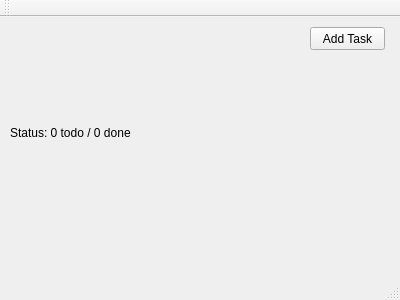
This is MainWindow.ui in Kaeseknacker/TodoApp as Qt 5 draws it before an edit. The edited form follows.
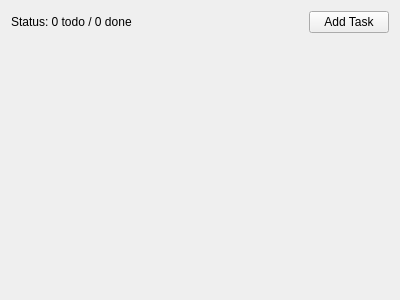
This is the edited form.

Commit message: Add Task nun moeglich

Diff of the .ui file:
```diff
--- a/MainWindow.ui
+++ b/MainWindow.ui
@@ -14,52 +14,56 @@
    <string>MainWindow</string>
   </property>
   <widget class="QWidget" name="centralWidget">
+   <layout class="QVBoxLayout" name="verticalLayout">
+    <item>
+     <layout class="QHBoxLayout" name="toolbarLayout">
+      <item>
    <widget class="QLabel" name="statuLabel">
-    <property name="geometry">
-     <rect>
-      <x>10</x>
-      <y>10</y>
-      <width>281</width>
-      <height>211</height>
-     </rect>
-    </property>
     <property name="text">
      <string>Status: 0 todo / 0 done</string>
     </property>
    </widget>
+      </item>
+      <item>
+       <spacer name="horizontalSpacer">
+        <property name="orientation">
+         <enum>Qt::Horizontal</enum>
+        </property>
+        <property name="sizeHint" stdset="0">
+         <size>
+          <width>40</width>
+          <height>20</height>
+         </size>
+        </property>
+       </spacer>
+      </item>
+      <item>
    <widget class="QPushButton" name="addTaskButton">
-    <property name="geometry">
-     <rect>
-      <x>310</x>
-      <y>10</y>
-      <width>75</width>
-      <height>23</height>
-     </rect>
-    </property>
     <property name="text">
      <string>Add Task</string>
     </property>
    </widget>
-  </widget>
-  <widget class="QMenuBar" name="menuBar">
-   <property name="geometry">
-    <rect>
-     <x>0</x>
-     <y>0</y>
-     <width>400</width>
-     <height>21</height>
-    </rect>
-   </property>
+      </item>
+     </layout>
+    </item>
+    <item>
+     <layout class="QVBoxLayout" name="tasksLayout"/>
+    </item>
+    <item>
+     <spacer name="verticalSpacer">
+      <property name="orientation">
+       <enum>Qt::Vertical</enum>
+      </property>
+      <property name="sizeHint" stdset="0">
+       <size>
+        <width>20</width>
+        <height>40</height>
+       </size>
+      </property>
+     </spacer>
+    </item>
+   </layout>
   </widget>
-  <widget class="QToolBar" name="mainToolBar">
-   <attribute name="toolBarArea">
-    <enum>TopToolBarArea</enum>
-   </attribute>
-   <attribute name="toolBarBreak">
-    <bool>false</bool>
-   </attribute>
-  </widget>
-  <widget class="QStatusBar" name="statusBar"/>
  </widget>
  <layoutdefault spacing="6" margin="11"/>
  <resources/>
```
Left out of the diff: 2 changed lines with no effect on the pictures. Lines whose indentation alone changed are shown as unchanged. The commit also changes 2 other files.
